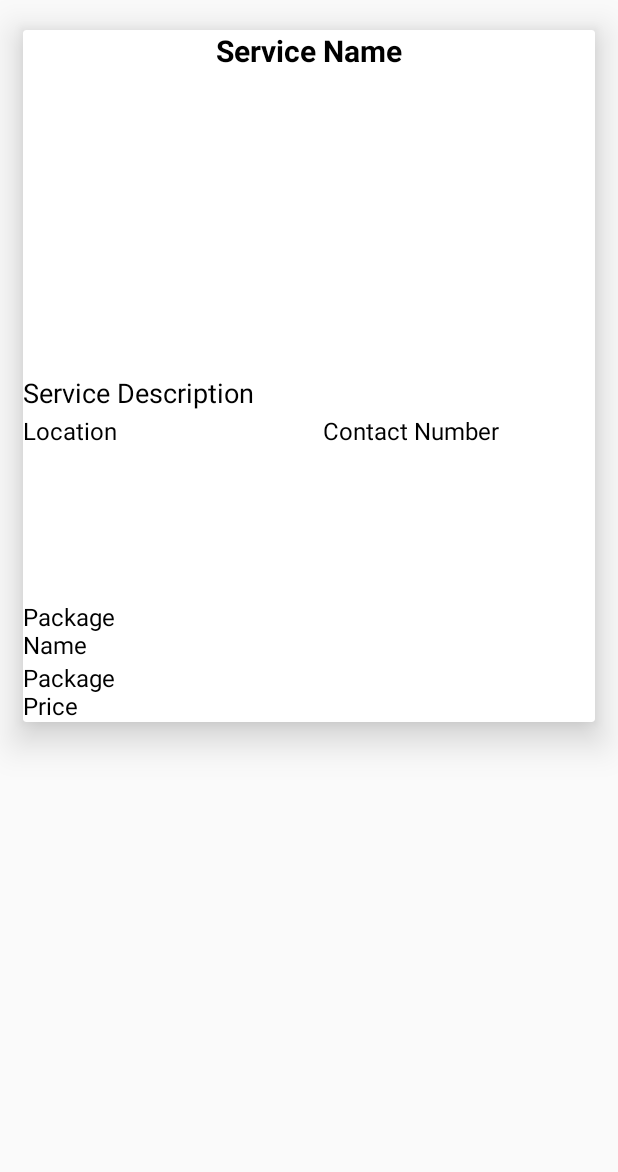
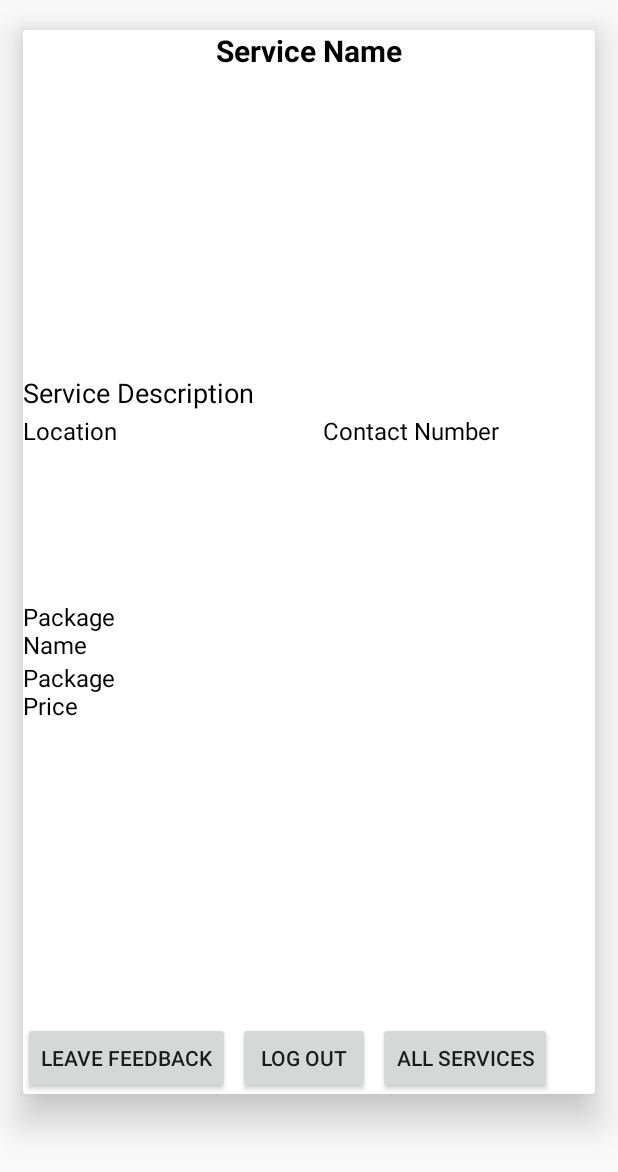
Before and after one commit to NiruniImesha/Bordima, an Android app: the layout activity_service_item_layout.xml on its own in the app's theme, with its tools: preview values and no code run, on a phone screen of 412 x 824 dp. Shown: the top 1172 px of the screen. Run offline under Robolectric (Android 15) with nearby library versions, the phone set to English and light mode, and no system bars; Roboto replaces fonts that are not available here.

Commit message:
updated insert and retrieve services

```diff
--- a/app/src/main/AndroidManifest.xml
+++ b/app/src/main/AndroidManifest.xml
@@ -25,8 +25,10 @@
             android:exported="false" />
         <activity
             android:name=".AddServiceActivity"
-
             android:exported="false" />
+        <activity
+            android:name=".BoardingActivity"
+            android:exported="false"/>
         <activity
             android:name=".ServiceActivity"
             android:exported="true">
--- a/app/src/main/java/com/projectmad/bordima/AddServiceActivity.java
+++ b/app/src/main/java/com/projectmad/bordima/AddServiceActivity.java
@@ -217,7 +217,7 @@ public class AddServiceActivity extends AppCompatActivity {
                     {
                         if (task.isSuccessful())
                         {
-                            Intent intent = new Intent(AddServiceActivity.this, AddPackageActivity.class);
+                            Intent intent = new Intent(AddServiceActivity.this, ServiceActivity.class);
                             startActivity(intent);
 
                             loadingBar.dismiss();
--- a/app/src/main/res/layout/activity_service_item_layout.xml
+++ b/app/src/main/res/layout/activity_service_item_layout.xml
@@ -93,6 +93,38 @@
                 android:textSize="16dp"
                 android:textColor="@color/black"/>
 
+            <androidx.recyclerview.widget.RecyclerView
+                android:id="@+id/feedbackrv"
+                android:layout_width="match_parent"
+                android:layout_height="200dp"
+                android:layout_below="@+id/package_price"/>
+
+            <Button
+                android:id="@+id/leavefeedback"
+                android:layout_width="wrap_content"
+                android:layout_height="wrap_content"
+                android:text="Leave Feedback"
+                android:layout_below="@id/feedbackrv"
+                android:layout_marginEnd="5dp"/>
+
+            <Button
+                android:id="@+id/logout"
+                android:layout_width="wrap_content"
+                android:layout_height="wrap_content"
+                android:text="Log out"
+                android:layout_below="@id/feedbackrv"
+                android:layout_toRightOf="@id/leavefeedback"
+                android:layout_marginEnd="5dp"/>
+
+            <Button
+                android:id="@+id/allservices"
+                android:layout_width="wrap_content"
+                android:layout_height="wrap_content"
+                android:text="All services"
+                android:layout_below="@id/feedbackrv"
+                android:layout_toRightOf="@id/logout"
+                android:layout_marginEnd="10dp"/>
+
         </RelativeLayout>
 
     </androidx.cardview.widget.CardView>
```
Also changed, not shown: app/src/main/java/com/projectmad/bordima/ServiceActivity.java (+10 -1 lines), app/src/main/res/layout/service_card_view.xml (+6 -5 lines), app/src/main/res/layout/service_display.xml (+15 -0 lines).
